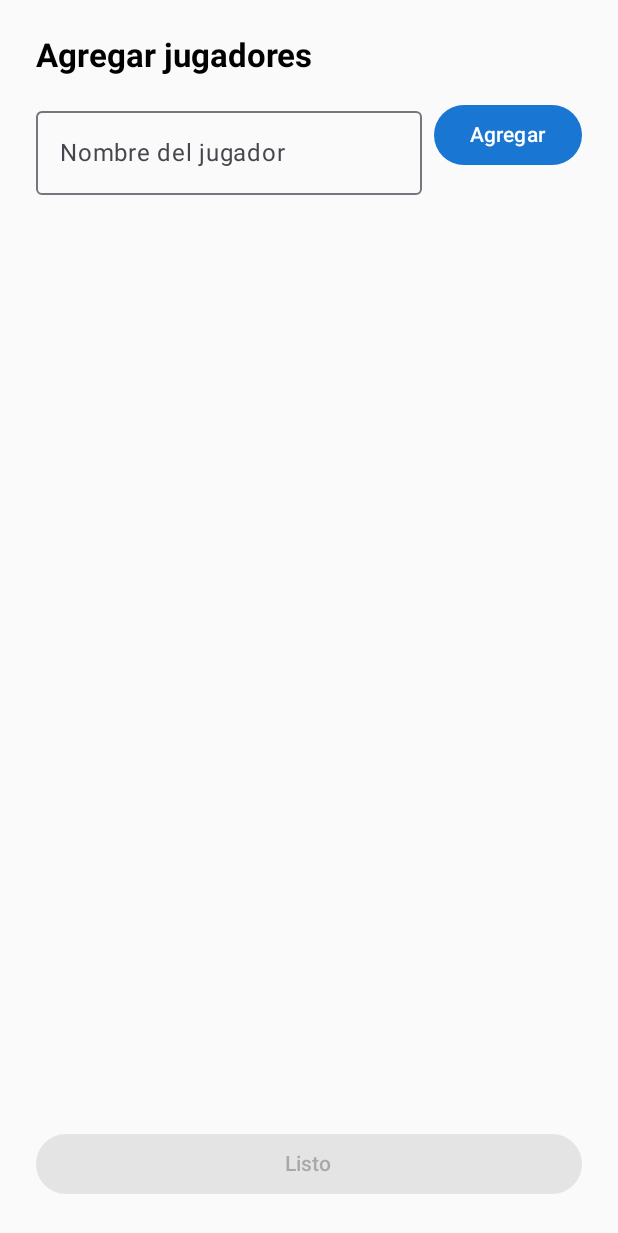
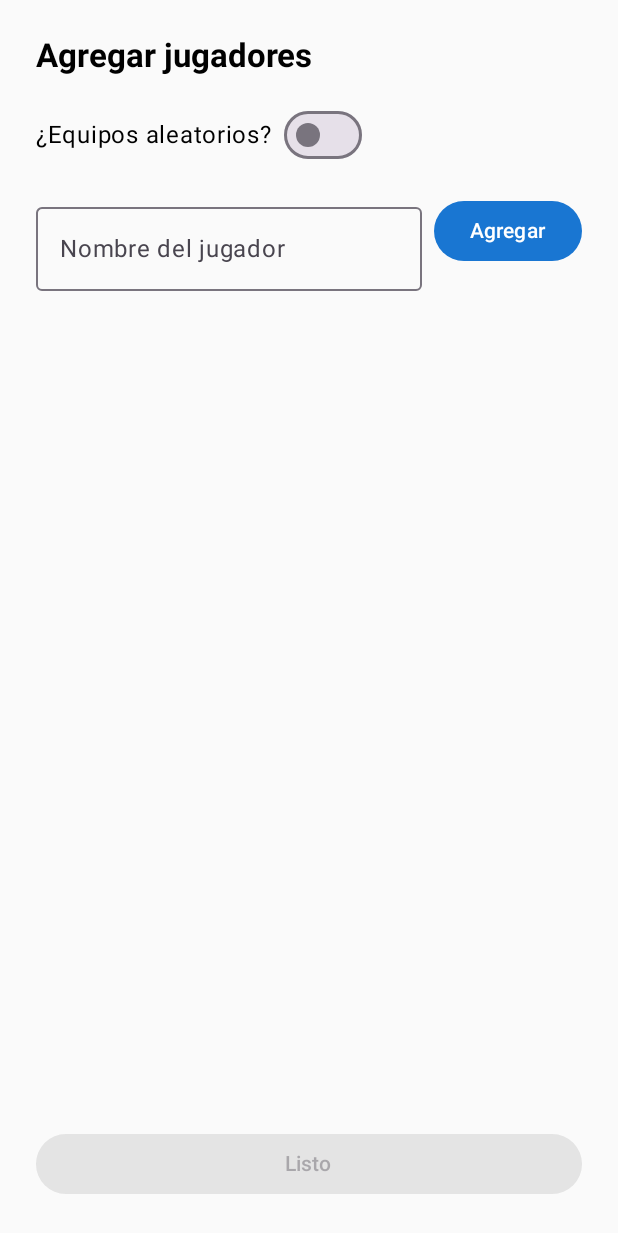
Before and after one commit to MingosGit/TorneoYa, an Android app built with Jetpack Compose: the CrearPartidoScreen screen opened through its navigation route, after a tap on an icon or button, on a phone screen of 412 x 824 dp. Shown: the top 1233 px of the screen. Run offline under Robolectric (Android 15) with nearby library versions, the phone set to English and light mode, and no system bars; our stand-ins replace Room's generated code; 1 other tap on this screen came first.

Commit message:
0.0.2.6 Replanteamiento: La opcion de equipos aleatorios se desplaza a la hora de añadir los jugadores

```diff
--- a/app/src/main/java/mingosgit/josecr/torneoya/ui/navigation/AppNavHost.kt
+++ b/app/src/main/java/mingosgit/josecr/torneoya/ui/navigation/AppNavHost.kt
@@ -23,15 +23,21 @@ fun AppNavHost() {
     val navController = rememberNavController()
     val context = LocalContext.current.applicationContext
 
+    // Estado principal de jugadores, equipos y modo
     var jugadores by remember { mutableStateOf(listOf<String>()) }
     var totalJugadoresNecesarios by remember { mutableStateOf(2) }
     var numIntegrantes by remember { mutableStateOf(2) }
-    // FIJO: Solo dos equipos, sin estado mutable
     val numEquipos = 2
 
-    // NUEVO: Estados persistentes para fecha/hora y nombres equipos (se recuerdan al navegar)
+    // Estado modo aleatorio/manual
+    val aleatorioState = rememberSaveable { mutableStateOf(false) }
+    val manualEquiposState = rememberSaveable {
+        mutableStateOf(List(numEquipos) { List(numIntegrantes) { "" } })
+    }
+
+    // Estados persistentes para fecha/hora y nombres equipos
     val fechaMillisState = rememberSaveable { mutableStateOf<Long?>(null) }
-    val nombresEquiposState = rememberSaveable { mutableStateOf<List<String>>(List(numEquipos) { "" }) }
+    val nombresEquiposState = rememberSaveable { mutableStateOf(List(numEquipos) { "" }) }
     val horaSeteadaState = rememberSaveable { mutableStateOf(false) }
 
     NavHost(navController = navController, startDestination = "home") {
@@ -52,9 +58,11 @@ fun AppNavHost() {
                     fechaMillisState.value = null
                     nombresEquiposState.value = List(2) { "" }
                     horaSeteadaState.value = false
+                    aleatorioState.value = false
+                    manualEquiposState.value = List(numEquipos) { List(numIntegrantes) { "" } }
                     navController.navigate("crearPartido")
                 },
-                onTorneoClick = { /* Puedes agregar navegación a editar torneo aquí */ },
+                onTorneoClick = {},
                 onPartidoClick = { partidoId -> navController.navigate("editarPartido/$partidoId") }
             )
         }
@@ -94,14 +102,24 @@ fun AppNavHost() {
                 },
                 onNumIntegrantesChange = {
                     numIntegrantes = it
+                    manualEquiposState.value = List(numEquipos) { idx ->
+                        manualEquiposState.value.getOrNull(idx)?.let { oldList ->
+                            oldList.toMutableList().apply {
+                                while (size < it) add("")
+                                while (size > it) removeLast()
+                            }.toList()
+                        } ?: List(it) { "" }
+                    }
                 },
-                // ¡IMPORTANTE! onNumEquiposChange se ignora, numEquipos fijo
                 onNumEquiposChange = {},
                 numIntegrantes = numIntegrantes,
                 numEquipos = numEquipos,
                 fechaMillisState = fechaMillisState,
                 nombresEquiposState = nombresEquiposState,
-                horaSeteadaState = horaSeteadaState
+                horaSeteadaState = horaSeteadaState,
+                aleatorio = aleatorioState.value,
+                equiposManuales = manualEquiposState.value,
+                onEquiposManualesChange = { manualEquiposState.value = it }
             )
         }
         composable("agregarJugadores") {
@@ -109,7 +127,9 @@ fun AppNavHost() {
                 jugadores = jugadores,
                 onJugadoresListo = { nuevosJugadores -> jugadores = nuevosJugadores },
                 navController = navController,
-                totalNecesario = totalJugadoresNecesarios
+                totalNecesario = totalJugadoresNecesarios,
+                aleatorio = aleatorioState.value,
+                onAleatorioChange = { aleatorioState.value = it }
             )
         }
         composable(
--- a/app/src/main/java/mingosgit/josecr/torneoya/ui/screens/AddPlayersScreen.kt
+++ b/app/src/main/java/mingosgit/josecr/torneoya/ui/screens/AddPlayersScreen.kt
@@ -15,7 +15,9 @@ fun AgregarJugadoresScreen(
     jugadores: List<String>,
     onJugadoresListo: (List<String>) -> Unit,
     navController: NavController,
-    totalNecesario: Int
+    totalNecesario: Int,
+    aleatorio: Boolean,
+    onAleatorioChange: (Boolean) -> Unit
 ) {
     val viewModel = remember { AgregarJugadoresViewModel(jugadores) }
     var nombreNuevo by remember { mutableStateOf("") }
@@ -26,6 +28,16 @@ fun AgregarJugadoresScreen(
             .padding(24.dp)
     ) {
         Text("Agregar jugadores", style = MaterialTheme.typography.titleLarge)
+        Spacer(Modifier.height(16.dp))
+
+        Row(verticalAlignment = androidx.compose.ui.Alignment.CenterVertically) {
+            Text("¿Equipos aleatorios?")
+            Spacer(Modifier.width(8.dp))
+            Switch(
+                checked = aleatorio,
+                onCheckedChange = { onAleatorioChange(it) }
+            )
+        }
         Spacer(Modifier.height(16.dp))
 
         Row {
@@ -54,6 +66,7 @@ fun AgregarJugadoresScreen(
 
         Box(modifier = Modifier.weight(1f)) {
             LazyColumn {
+                if (aleatorio) {
                     itemsIndexed(viewModel.nombres) { idx, nombre ->
                         Row(
                             Modifier
@@ -61,12 +74,33 @@ fun AgregarJugadoresScreen(
                                 .padding(vertical = 2.dp),
                             horizontalArrangement = Arrangement.SpaceBetween
                         ) {
-                        Text(nombre)
+                            Text("Aleatorio: $nombre")
                             IconButton(onClick = { viewModel.borrar(idx) }) {
                                 Icon(
                                     imageVector = androidx.compose.material.icons.Icons.Default.Delete,
                                     contentDescription = "Eliminar"
                                 )
+                            }
+                        }
+                    }
+                } else {
+                    val jugadoresPorEquipo = totalNecesario / 2
+                    itemsIndexed(viewModel.nombres) { idx, nombre ->
+                        val equipoIdx = idx / jugadoresPorEquipo
+                        val equipo = if (equipoIdx == 0) "Equipo 1" else "Equipo 2"
+                        Row(
+                            Modifier
+                                .fillMaxWidth()
+                                .padding(vertical = 2.dp),
+                            horizontalArrangement = Arrangement.SpaceBetween
+                        ) {
+                            Text("$equipo: $nombre")
+                            IconButton(onClick = { viewModel.borrar(idx) }) {
+                                Icon(
+                                    imageVector = androidx.compose.material.icons.Icons.Default.Delete,
+                                    contentDescription = "Eliminar"
+                                )
+                            }
                         }
                     }
                 }
--- a/app/src/main/java/mingosgit/josecr/torneoya/ui/screens/CrearPartidoScreen.kt
+++ b/app/src/main/java/mingosgit/josecr/torneoya/ui/screens/CrearPartidoScreen.kt
@@ -25,23 +25,19 @@ fun CrearPartidoScreen(
     jugadores: List<String>,
     onAgregarJugadores: () -> Unit,
     onNumIntegrantesChange: (Int) -> Unit,
-    onNumEquiposChange: (Int) -> Unit, // Ignorado: ya no hay input para equipos
+    onNumEquiposChange: (Int) -> Unit,
     numIntegrantes: Int,
     numEquipos: Int,
     fechaMillisState: MutableState<Long?>,
     nombresEquiposState: MutableState<List<String>>,
-    horaSeteadaState: MutableState<Boolean>
+    horaSeteadaState: MutableState<Boolean>,
+    aleatorio: Boolean,
+    equiposManuales: List<List<String>>,
+    onEquiposManualesChange: (List<List<String>>) -> Unit
 ) {
     val maxIntegrantes = 24
 
-    // FIJO: Solo 2 equipos
-    // val numEquipos = 2 // <-- El valor ya se pasa desde el NavHost, y nunca cambia
-
     var tiempo by rememberSaveable { mutableStateOf(10) }
-    var aleatorio by rememberSaveable { mutableStateOf(true) }
-    var equiposManuales by rememberSaveable(numEquipos, numIntegrantes, aleatorio) {
-        mutableStateOf(List(numEquipos) { List(numIntegrantes) { "" } })
-    }
     var showError by rememberSaveable { mutableStateOf(false) }
 
     val context = LocalContext.current
@@ -153,8 +149,6 @@ fun CrearPartidoScreen(
         }
         Spacer(Modifier.height(8.dp))
 
-        // ELIMINADO: Selector de cantidad de equipos
-
         Row(verticalAlignment = androidx.compose.ui.Alignment.CenterVertically) {
             Text("Minutos por partido:")
             Spacer(Modifier.width(8.dp))
@@ -168,18 +162,8 @@ fun CrearPartidoScreen(
         }
         Spacer(Modifier.height(12.dp))
 
-        Row(verticalAlignment = androidx.compose.ui.Alignment.CenterVertically) {
-            Text("¿Equipos aleatorios?")
-            Spacer(Modifier.width(8.dp))
-            Switch(
-                checked = aleatorio,
-                onCheckedChange = { aleatorio = it }
-            )
-        }
-
         Spacer(Modifier.height(16.dp))
 
-        // ENTRADA DE NOMBRES DE EQUIPOS: Scroll horizontal
         Column(
             modifier = Modifier
                 .horizontalScroll(rememberScrollState())
@@ -223,11 +207,9 @@ fun CrearPartidoScreen(
                             OutlinedTextField(
                                 value = equiposManuales[equipoIdx][integranteIdx],
                                 onValueChange = { newValue ->
-                                    equiposManuales = equiposManuales.toMutableList().also { equiposList ->
-                                        equiposList[equipoIdx] = equiposList[equipoIdx].toMutableList().also { intList ->
-                                            intList[integranteIdx] = newValue
-                                        }
-                                    }
+                                    val nuevosEquipos = equiposManuales.map { it.toMutableList() }.toMutableList()
+                                    nuevosEquipos[equipoIdx][integranteIdx] = newValue
+                                    onEquiposManualesChange(nuevosEquipos)
                                 },
                                 label = { Text("Integrante ${integranteIdx + 1}") },
                                 singleLine = true,
@@ -251,9 +233,22 @@ fun CrearPartidoScreen(
         Button(
             onClick = {
                 val fechaFinalMillis = fechaMillisState.value
-                if (jugadores.size != numIntegrantes * numEquipos || fechaFinalMillis == null) {
-                    showError = true
-                    return@Button
+                // ---- VALIDACIÓN ----
+                if (aleatorio) {
+                    if (jugadores.size != numIntegrantes * numEquipos || fechaFinalMillis == null) {
+                        showError = true
+                        return@Button
+                    }
+                } else {
+                    // en modo manual NO importa el contenido de la lista jugadores,
+                    // solo que los campos manuales estén todos rellenados:
+                    if (equiposManuales.any { it.size != numIntegrantes } ||
+                        equiposManuales.flatten().any { it.isBlank() } ||
+                        fechaFinalMillis == null
+                    ) {
+                        showError = true
+                        return@Button
+                    }
                 }
                 val nombresFinal = nombresEquipos.mapIndexed { idx, name ->
                     if (name.trim().isEmpty()) "Equipo${idx + 1}" else name.trim()
@@ -266,10 +261,6 @@ fun CrearPartidoScreen(
                     }
                     onPartidoCreado(equiposFinales, tiempo, fechaFinalMillis, nombresFinal)
                 } else {
-                    if (equiposManuales.flatten().any { it.isBlank() }) {
-                        showError = true
-                        return@Button
-                    }
                     showError = false
                     onPartidoCreado(equiposManuales, tiempo, fechaFinalMillis, nombresFinal)
                 }
```
Lines whose indentation alone changed are shown as unchanged.
